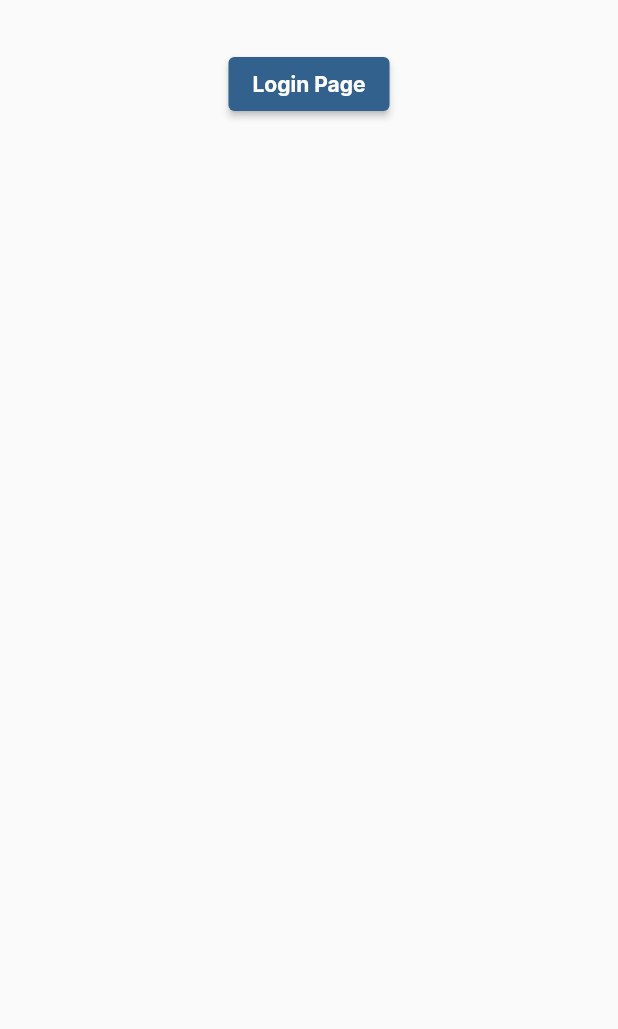
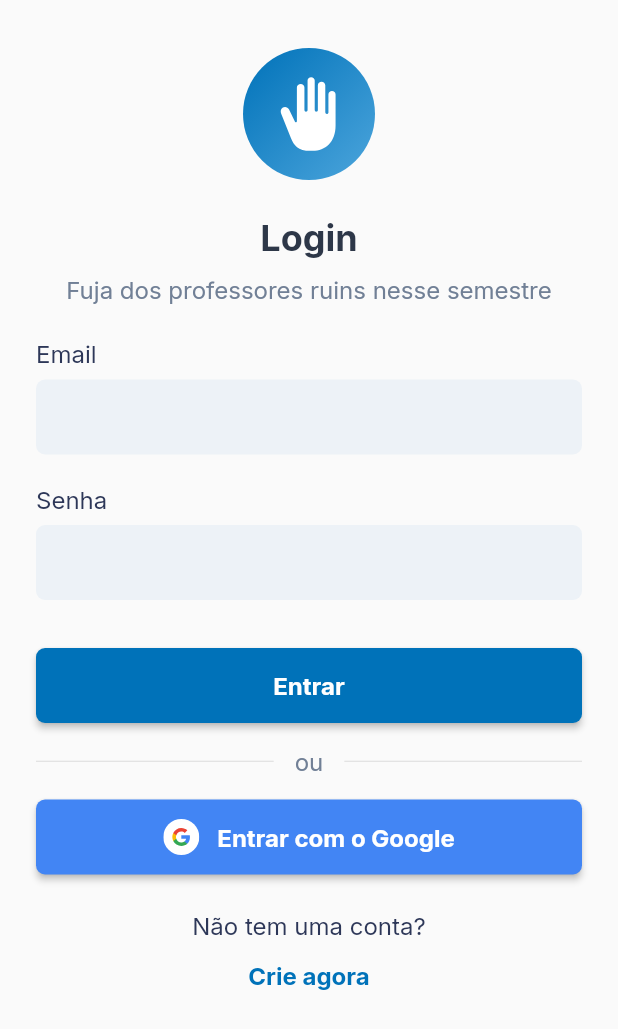
Before and after one commit to vitorpedeo/evita_ufg_app, a Flutter app: the screen it shows after launch, on a phone screen of 412 x 824 dp. Shown: the top 1029 px of the screen. Run offline on Flutter 3.47's test engine with Material 2 defaults, Android fonts, the phone set to English and light mode, and no system bars; our stand-ins replace flutter_svg, get, google_fonts.

Commit message:
:sparkles: finish login page ui

```diff
--- a/lib/app/modules/login/binding.dart
+++ b/lib/app/modules/login/binding.dart
@@ -1,6 +1,6 @@
 import 'package:get/get.dart';
 
-import 'package:evita_ufg_app/app/modules/login/controller..dart';
+import 'package:evita_ufg_app/app/modules/login/controller.dart';
 
 class LoginBinding extends Bindings {
   @override
--- a/lib/app/modules/login/page.dart
+++ b/lib/app/modules/login/page.dart
@@ -1,7 +1,14 @@
+import 'package:evita_ufg_app/app/modules/login/widgets/google_login_button.dart';
+import 'package:evita_ufg_app/app/widgets/app_button.dart';
+import 'package:evita_ufg_app/app/widgets/text_input.dart';
+import 'package:evita_ufg_app/core/theme/custom.dart';
+import 'package:flutter_svg/flutter_svg.dart';
 import 'package:get/get.dart';
 import 'package:flutter/material.dart';
 
-import 'package:evita_ufg_app/app/modules/login/controller..dart';
+import 'package:evita_ufg_app/app/widgets/body_text.dart';
+import 'package:evita_ufg_app/app/widgets/heading_text.dart';
+import 'package:evita_ufg_app/app/modules/login/controller.dart';
 
 class LoginPage extends StatelessWidget {
   final _controller = Get.find<LoginController>();
@@ -19,21 +26,101 @@ class LoginPage extends StatelessWidget {
             horizontal: 24,
             vertical: 32,
           ),
-          child: Column(
-            crossAxisAlignment: CrossAxisAlignment.center,
-            children: [
-              ElevatedButton(
-                onPressed: () {},
-                child: Obx(
-                  () => Text(
-                    _controller.title.value,
-                    style: const TextStyle(
-                      fontWeight: FontWeight.bold,
+          child: SingleChildScrollView(
+            physics: const ClampingScrollPhysics(
+              parent: NeverScrollableScrollPhysics(),
+            ),
+            child: Column(
+              crossAxisAlignment: CrossAxisAlignment.center,
+              children: [
+                SizedBox(
+                  width: 88,
+                  height: 88,
+                  child: FittedBox(
+                    child: SvgPicture.asset(
+                      'assets/images/evita_logo.svg',
+                      semanticsLabel: 'Logo do Evita UFG',
                     ),
                   ),
                 ),
-              ),
-            ],
+                Container(
+                  margin: const EdgeInsets.symmetric(
+                    vertical: 24,
+                  ),
+                  child: Column(
+                    mainAxisSize: MainAxisSize.min,
+                    children: [
+                      Container(
+                        margin: const EdgeInsets.only(
+                          bottom: 10,
+                        ),
+                        child: const HeadingText(
+                          'Login',
+                        ),
+                      ),
+                      const BodyText(
+                        'Fuja dos professores ruins nesse semestre',
+                        textAlign: TextAlign.center,
+                      ),
+                    ],
+                  ),
+                ),
+                const TextInput(
+                  label: 'Email',
+                ),
+                const SizedBox(
+                  height: 20,
+                ),
+                const TextInput(
+                  label: 'Senha',
+                ),
+                const SizedBox(
+                  height: 32,
+                ),
+                AppButton(
+                  'Entrar',
+                  onPressed: () {},
+                ),
+                Container(
+                  margin: const EdgeInsets.symmetric(
+                    vertical: 16,
+                  ),
+                  child: Row(
+                    children: const [
+                      Expanded(
+                        child: Divider(),
+                      ),
+                      SizedBox(
+                        width: 14,
+                      ),
+                      BodyText('ou'),
+                      SizedBox(
+                        width: 14,
+                      ),
+                      Expanded(
+                        child: Divider(),
+                      ),
+                    ],
+                  ),
+                ),
+                const GoogleLoginButton(),
+                const SizedBox(
+                  height: 24,
+                ),
+                const BodyText(
+                  'Não tem uma conta?',
+                  color: CustomTheme.tertiaryTextColor,
+                ),
+                TextButton(
+                  onPressed: () {},
+                  child: const BodyText(
+                    'Crie agora',
+                    color: CustomTheme.primaryColor,
+                    fontWeight: FontWeight.w700,
+                  ),
+                ),
+              ],
+            ),
           ),
         ),
       ),
--- /dev/null
+++ b/lib/app/modules/login/widgets/google_login_button.dart
@@ -0,0 +1,46 @@
+import 'package:evita_ufg_app/app/widgets/body_text.dart';
+import 'package:evita_ufg_app/core/theme/custom.dart';
+import 'package:flutter/material.dart';
+import 'package:flutter_svg/flutter_svg.dart';
+import 'package:get/get.dart';
+
+class GoogleLoginButton extends StatelessWidget {
+  const GoogleLoginButton({super.key});
+
+  @override
+  Widget build(BuildContext context) {
+    return MaterialButton(
+      minWidth: Get.width,
+      height: 50,
+      color: const Color.fromRGBO(66, 133, 244, 1),
+      highlightColor: CustomTheme.accentColor,
+      onPressed: () {},
+      shape: RoundedRectangleBorder(
+        borderRadius: BorderRadius.circular(6),
+      ),
+      child: Row(
+        mainAxisAlignment: MainAxisAlignment.center,
+        children: [
+          SizedBox(
+            width: 24,
+            height: 24,
+            child: FittedBox(
+              child: SvgPicture.asset(
+                'assets/images/google_login_logo.svg',
+                semanticsLabel: 'Logo do Google',
+              ),
+            ),
+          ),
+          const SizedBox(
+            width: 12,
+          ),
+          const BodyText(
+            'Entrar com o Google',
+            color: Colors.white,
+            fontWeight: FontWeight.w700,
+          )
+        ],
+      ),
+    );
+  }
+}
--- /dev/null
+++ b/lib/app/widgets/app_button.dart
@@ -0,0 +1,113 @@
+import 'package:evita_ufg_app/app/widgets/body_text.dart';
+import 'package:evita_ufg_app/core/theme/custom.dart';
+import 'package:flutter/material.dart';
+import 'package:get/get.dart';
+
+class AppButton extends StatelessWidget {
+  final String? label;
+  final void Function() onPressed;
+  final void Function()? onLongPress;
+  final void Function(bool)? onHighlightChanged;
+  final MouseCursor? mouseCursor;
+  final ButtonTextTheme? textTheme;
+  final Color? textColor;
+  final Color? disabledTextColor;
+  final Color? color;
+  final Color? disabledColor;
+  final Color? focusColor;
+  final Color? hoverColor;
+  final Color? highlightColor;
+  final Color? splashColor;
+  final Brightness? colorBrightness;
+  final double? elevation;
+  final double? focusElevation;
+  final double? hoverElevation;
+  final double? highlightElevation;
+  final double? disabledElevation;
+  final EdgeInsetsGeometry? padding;
+  final VisualDensity? visualDensity;
+  final ShapeBorder? shape;
+  final Clip? clipBehavior;
+  final FocusNode? focusNode;
+  final bool? autofocus;
+  final Duration? animationDuration;
+  final double? minWidth;
+  final double? height;
+  final bool? enableFeedback;
+
+  const AppButton(
+    this.label, {
+    super.key,
+    required this.onPressed,
+    this.onLongPress,
+    this.onHighlightChanged,
+    this.mouseCursor,
+    this.textTheme,
+    this.textColor,
+    this.disabledTextColor,
+    this.color,
+    this.disabledColor,
+    this.focusColor,
+    this.hoverColor,
+    this.highlightColor,
+    this.splashColor,
+    this.colorBrightness,
+    this.elevation,
+    this.focusElevation,
+    this.hoverElevation,
+    this.highlightElevation,
+    this.disabledElevation,
+    this.padding,
+    this.visualDensity,
+    this.shape,
+    this.clipBehavior,
+    this.focusNode,
+    this.autofocus,
+    this.animationDuration,
+    this.minWidth,
+    this.height,
+    this.enableFeedback,
+  });
+
+  @override
+  Widget build(BuildContext context) {
+    return MaterialButton(
+      minWidth: minWidth ?? Get.width,
+      height: height ?? 50,
+      color: color ?? CustomTheme.primaryColor,
+      highlightColor: highlightColor ?? CustomTheme.accentColor,
+      onPressed: onPressed,
+      onLongPress: onLongPress,
+      onHighlightChanged: onHighlightChanged,
+      mouseCursor: mouseCursor,
+      textTheme: textTheme,
+      disabledTextColor: disabledTextColor,
+      disabledColor: disabledColor,
+      focusColor: focusColor,
+      hoverColor: hoverColor,
+      splashColor: splashColor,
+      colorBrightness: colorBrightness,
+      elevation: elevation,
+      focusElevation: focusElevation,
+      hoverElevation: hoverElevation,
+      highlightElevation: highlightElevation,
+      disabledElevation: disabledElevation,
+      padding: padding,
+      visualDensity: visualDensity,
+      shape: shape ??
+          RoundedRectangleBorder(
+            borderRadius: BorderRadius.circular(6),
+          ),
+      clipBehavior: clipBehavior ?? Clip.none,
+      focusNode: focusNode,
+      autofocus: autofocus ?? false,
+      animationDuration: animationDuration,
+      enableFeedback: enableFeedback ?? true,
+      child: BodyText(
+        label ?? '',
+        color: Colors.white,
+        fontWeight: FontWeight.w700,
+      ),
+    );
+  }
+}
--- /dev/null
+++ b/lib/app/widgets/body_text.dart
@@ -0,0 +1,108 @@
+import 'dart:ui';
+
+import 'package:google_fonts/google_fonts.dart';
+import 'package:flutter/material.dart';
+
+import 'package:evita_ufg_app/core/theme/custom.dart';
+
+class BodyText extends StatelessWidget {
+  final String text;
+  final Color? color;
+  final double? fontSize;
+  final FontWeight? fontWeight;
+  final Color? backgroundColor;
+  final FontStyle? fontStyle;
+  final double? letterSpacing;
+  final double? wordSpacing;
+  final TextBaseline? textBaseline;
+  final double? height;
+  final Paint? foreground;
+  final Paint? background;
+  final List<Shadow>? shadows;
+  final List<FontFeature>? fontFeatures;
+  final TextDecoration? decoration;
+  final Color? decorationColor;
+  final TextDecorationStyle? decorationStyle;
+  final double? decorationThickness;
+  final StrutStyle? strutStyle;
+  final TextAlign? textAlign;
+  final TextDirection? textDirection;
+  final Locale? locale;
+  final bool? softWrap;
+  final TextOverflow? overflow;
+  final double? textScaleFactor;
+  final int? maxLines;
+  final String? semanticsLabel;
+  final TextWidthBasis? textWidthBasis;
+  final TextHeightBehavior? textHeightBehavior;
+  final Color? selectionColor;
+
+  const BodyText(this.text,
+      {super.key,
+      this.color,
+      this.fontSize,
+      this.fontWeight,
+      this.backgroundColor,
+      this.fontStyle,
+      this.letterSpacing,
+      this.wordSpacing,
+      this.textBaseline,
+      this.height,
+      this.foreground,
+      this.background,
+      this.shadows,
+      this.fontFeatures,
+      this.decoration,
+      this.decorationColor,
+      this.decorationStyle,
+      this.decorationThickness,
+      this.strutStyle,
+      this.textAlign,
+      this.textDirection,
+      this.locale,
+      this.softWrap,
+      this.overflow,
+      this.textScaleFactor,
+      this.maxLines,
+      this.semanticsLabel,
+      this.textWidthBasis,
+      this.textHeightBehavior,
+      this.selectionColor});
+
+  @override
+  Widget build(BuildContext context) {
+    return Text(
+      text,
+      style: GoogleFonts.inter(
+        color: color ?? CustomTheme.secondaryTextColor,
+        fontSize: fontSize ?? 16,
+        fontWeight: fontWeight ?? FontWeight.w400,
+        backgroundColor: backgroundColor,
+        fontStyle: fontStyle,
+        letterSpacing: letterSpacing,
+        wordSpacing: wordSpacing,
+        textBaseline: textBaseline,
+        height: height,
+        foreground: foreground,
+        background: background,
+        shadows: shadows,
+        fontFeatures: fontFeatures,
+        decoration: decoration,
+        decorationColor: decorationColor,
+        decorationStyle: decorationStyle,
+        decorationThickness: decorationThickness,
+      ),
+      strutStyle: strutStyle,
+      textAlign: textAlign,
+      textDirection: textDirection,
+      softWrap: softWrap,
+      overflow: overflow,
+      textScaleFactor: textScaleFactor,
+      maxLines: maxLines,
+      semanticsLabel: semanticsLabel,
+      textWidthBasis: textWidthBasis,
+      textHeightBehavior: textHeightBehavior,
+      selectionColor: selectionColor,
+    );
+  }
+}
--- /dev/null
+++ b/lib/app/widgets/heading_text.dart
@@ -0,0 +1,108 @@
+import 'dart:ui';
+
+import 'package:google_fonts/google_fonts.dart';
+import 'package:flutter/material.dart';
+
+import 'package:evita_ufg_app/core/theme/custom.dart';
+
+class HeadingText extends StatelessWidget {
+  final String text;
+  final Color? color;
+  final double? fontSize;
+  final FontWeight? fontWeight;
+  final Color? backgroundColor;
+  final FontStyle? fontStyle;
+  final double? letterSpacing;
+  final double? wordSpacing;
+  final TextBaseline? textBaseline;
+  final double? height;
+  final Paint? foreground;
+  final Paint? background;
+  final List<Shadow>? shadows;
+  final List<FontFeature>? fontFeatures;
+  final TextDecoration? decoration;
+  final Color? decorationColor;
+  final TextDecorationStyle? decorationStyle;
+  final double? decorationThickness;
+  final StrutStyle? strutStyle;
+  final TextAlign? textAlign;
+  final TextDirection? textDirection;
+  final Locale? locale;
+  final bool? softWrap;
+  final TextOverflow? overflow;
+  final double? textScaleFactor;
+  final int? maxLines;
+  final String? semanticsLabel;
+  final TextWidthBasis? textWidthBasis;
+  final TextHeightBehavior? textHeightBehavior;
+  final Color? selectionColor;
+
+  const HeadingText(this.text,
+      {super.key,
+      this.color,
+      this.fontSize,
+      this.fontWeight,
+      this.backgroundColor,
+      this.fontStyle,
+      this.letterSpacing,
+      this.wordSpacing,
+      this.textBaseline,
+      this.height,
+      this.foreground,
+      this.background,
+      this.shadows,
+      this.fontFeatures,
+      this.decoration,
+      this.decorationColor,
+      this.decorationStyle,
+      this.decorationThickness,
+      this.strutStyle,
+      this.textAlign,
+      this.textDirection,
+      this.locale,
+      this.softWrap,
+      this.overflow,
+      this.textScaleFactor,
+      this.maxLines,
+      this.semanticsLabel,
+      this.textWidthBasis,
+      this.textHeightBehavior,
+      this.selectionColor});
+
+  @override
+  Widget build(BuildContext context) {
+    return Text(
+      text,
+      style: GoogleFonts.inter(
+        color: color ?? CustomTheme.primaryTextColor,
+        fontSize: fontSize ?? 24,
+        fontWeight: fontWeight ?? FontWeight.w700,
+        backgroundColor: backgroundColor,
+        fontStyle: fontStyle,
+        letterSpacing: letterSpacing,
+        wordSpacing: wordSpacing,
+        textBaseline: textBaseline,
+        height: height,
+        foreground: foreground,
+        background: background,
+        shadows: shadows,
+        fontFeatures: fontFeatures,
+        decoration: decoration,
+        decorationColor: decorationColor,
+        decorationStyle: decorationStyle,
+        decorationThickness: decorationThickness,
+      ),
+      strutStyle: strutStyle,
+      textAlign: textAlign,
+      textDirection: textDirection,
+      softWrap: softWrap,
+      overflow: overflow,
+      textScaleFactor: textScaleFactor,
+      maxLines: maxLines,
+      semanticsLabel: semanticsLabel,
+      textWidthBasis: textWidthBasis,
+      textHeightBehavior: textHeightBehavior,
+      selectionColor: selectionColor,
+    );
+  }
+}
--- /dev/null
+++ b/lib/app/widgets/text_input.dart
@@ -0,0 +1,172 @@
+import 'package:evita_ufg_app/app/widgets/body_text.dart';
+import 'package:evita_ufg_app/core/theme/custom.dart';
+import 'package:flutter/material.dart';
+import 'package:flutter/services.dart';
+
+class TextInput extends StatelessWidget {
+  final String? label;
+  final TextEditingController? controller;
+  final FocusNode? focusNode;
+  final InputDecoration? decoration;
+  final TextInputType? keyboardType;
+  final TextInputAction? textInputAction;
+  final TextCapitalization? textCapitalization;
+  final TextStyle? style;
+  final TextAlign? textAlign;
+  final TextAlignVertical? textAlignVertical;
+  final TextDirection? textDirection;
+  final bool? autofocus;
+  final int? maxLines;
+  final int? minLines;
+  final bool? expands;
+  final bool? readOnly;
+  final bool? showCursor;
+  final int? maxLength;
+  final ValueChanged<String>? onChanged;
+  final VoidCallback? onEditingComplete;
+  final ValueChanged<String>? onSubmitted;
+  final AppPrivateCommandCallback? onAppPrivateCommand;
+  final List<TextInputFormatter>? inputFormatters;
+  final bool? enabled;
+  final Brightness? keyboardAppearance;
+  final GestureTapCallback? onTap;
+
+  const TextInput(
+      {super.key,
+      this.label,
+      this.controller,
+      this.focusNode,
+      this.decoration,
+      this.keyboardType,
+      this.textInputAction,
+      this.textCapitalization,
+      this.style,
+      this.textAlign,
+      this.textAlignVertical,
+      this.textDirection,
+      this.autofocus,
+      this.maxLines,
+      this.minLines,
+      this.expands,
+      this.readOnly,
+      this.showCursor,
+      this.maxLength,
+      this.onChanged,
+      this.onEditingComplete,
+      this.onSubmitted,
+      this.onAppPrivateCommand,
+      this.inputFormatters,
+      this.enabled,
+      this.keyboardAppearance,
+      this.onTap});
+
+  @override
+  Widget build(BuildContext context) {
+    return label != null
+        ? Column(
+            crossAxisAlignment: CrossAxisAlignment.start,
+            children: [
+              BodyText(
+                label!,
+                color: CustomTheme.tertiaryTextColor,
+              ),
+              const SizedBox(
+                height: 8,
+              ),
+              TextField(
+                controller: controller,
+                focusNode: focusNode,
+                decoration: decoration ??
+                    const InputDecoration(
+                      isDense: true,
+                      contentPadding: EdgeInsets.fromLTRB(10, 16, 10, 15),
+                      filled: true,
+                      fillColor: Color.fromRGBO(237, 242, 247, 1),
+                      border: OutlineInputBorder(
+                        borderSide: BorderSide.none,
+                        borderRadius: BorderRadius.all(
+                          Radius.circular(6),
+                        ),
+                      ),
+                      focusedBorder: OutlineInputBorder(
+                        borderSide: BorderSide(
+                          color: CustomTheme.primaryColor,
+                        ),
+                      ),
+                    ),
+                keyboardType: keyboardType,
+                textInputAction: textInputAction,
+                textCapitalization:
+                    textCapitalization ?? TextCapitalization.none,
+                style: style ??
+                    const TextStyle(
+                      color: CustomTheme.primaryTextColor,
+                    ),
+                textAlign: textAlign ?? TextAlign.start,
+                textAlignVertical: textAlignVertical,
+                textDirection: textDirection,
+                autofocus: autofocus ?? false,
+                maxLines: maxLines,
+                minLines: minLines,
+                expands: expands ?? false,
+                readOnly: readOnly ?? false,
+                showCursor: showCursor,
+                maxLength: maxLength,
+                onChanged: onChanged,
+                onEditingComplete: onEditingComplete,
+                onSubmitted: onSubmitted,
+                onAppPrivateCommand: onAppPrivateCommand,
+                inputFormatters: inputFormatters,
+                enabled: enabled,
+                keyboardAppearance: keyboardAppearance,
+                onTap: onTap,
+              ),
+            ],
+          )
+        : TextField(
+            controller: controller,
+            focusNode: focusNode,
+            decoration: decoration ??
+                const InputDecoration(
+                  filled: true,
+                  fillColor: Color.fromRGBO(237, 242, 247, 1),
+                  border: OutlineInputBorder(
+                    borderSide: BorderSide.none,
+                    borderRadius: BorderRadius.all(
+                      Radius.circular(6),
+                    ),
+                  ),
+                  focusedBorder: OutlineInputBorder(
+                    borderSide: BorderSide(
+                      color: CustomTheme.primaryColor,
+                    ),
+                  ),
+                ),
+            keyboardType: keyboardType,
+            textInputAction: textInputAction,
+            textCapitalization: textCapitalization ?? TextCapitalization.none,
+            style: style ??
+                const TextStyle(
+                  color: CustomTheme.primaryTextColor,
+                ),
+            textAlign: textAlign ?? TextAlign.start,
+            textAlignVertical: textAlignVertical,
+            textDirection: textDirection,
+            autofocus: autofocus ?? false,
+            maxLines: maxLines,
+            minLines: minLines,
+            expands: expands ?? false,
+            readOnly: readOnly ?? false,
+            showCursor: showCursor,
+            maxLength: maxLength,
+            onChanged: onChanged,
+            onEditingComplete: onEditingComplete,
+            onSubmitted: onSubmitted,
+            onAppPrivateCommand: onAppPrivateCommand,
+            inputFormatters: inputFormatters,
+            enabled: enabled,
+            keyboardAppearance: keyboardAppearance,
+            onTap: onTap,
+          );
+  }
+}
--- a/lib/core/theme/custom.dart
+++ b/lib/core/theme/custom.dart
@@ -7,6 +7,7 @@ class CustomTheme {
   static const Color accentColor = Color.fromRGBO(0, 114, 185, 0.2);
   static const Color primaryTextColor = Color.fromRGBO(45, 55, 72, 1);
   static const Color secondaryTextColor = Color.fromRGBO(113, 128, 150, 1);
+  static const Color tertiaryTextColor = Color.fromRGBO(45, 55, 88, 1);
   static const Color redColor = Color.fromRGBO(239, 35, 60, 1);
   static const Color yellowColor = Color.fromRGBO(255, 200, 60, 1);
 
--- a/pubspec.yaml
+++ b/pubspec.yaml
@@ -38,6 +38,7 @@ dependencies:
   cupertino_icons: ^1.0.2
   get: ^4.6.5
   google_fonts: ^3.0.1
+  flutter_svg: ^1.1.5
 
 dev_dependencies:
   flutter_test:
@@ -55,7 +56,9 @@ dev_dependencies:
 
 # The following section is specific to Flutter packages.
 flutter:
-
+  assets:
+    - assets/images/evita_logo.svg
+    - assets/images/google_login_logo.svg
   # The following line ensures that the Material Icons font is
   # included with your application, so that you can use the icons in
   # the material Icons class.
```
Also changed, not shown: assets/images/evita_logo.svg (added), assets/images/google_login_logo.svg (added), lib/app/modules/login/controller.dart (renamed from lib/app/modules/login/controller..dart), pubspec.lock.
